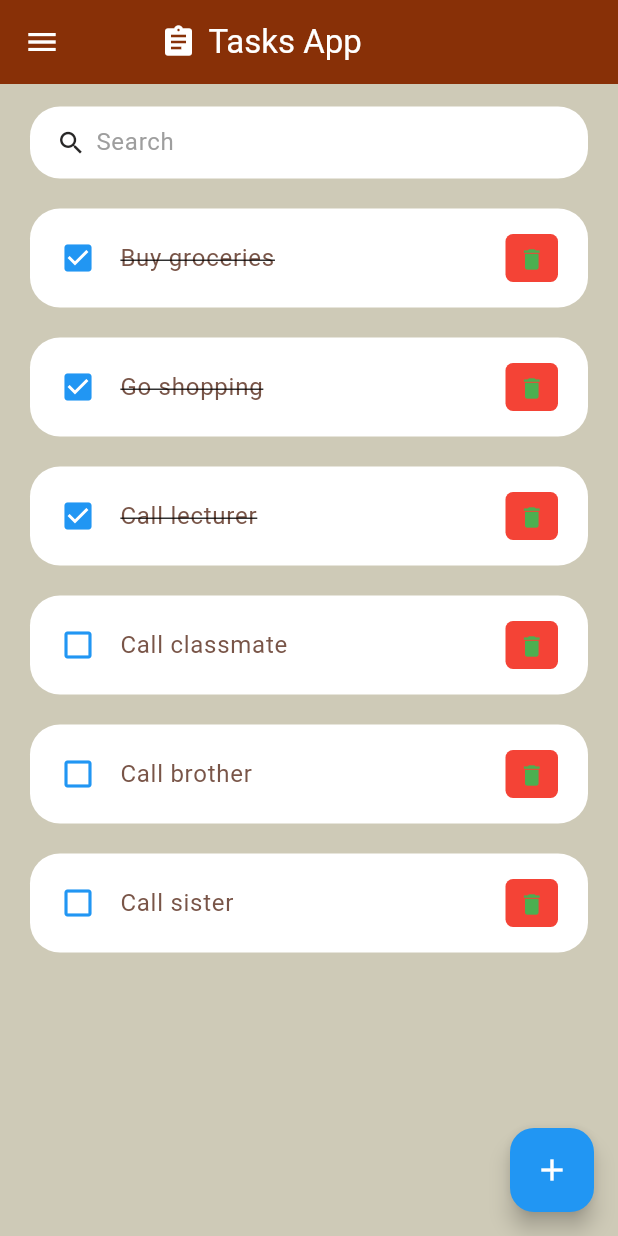
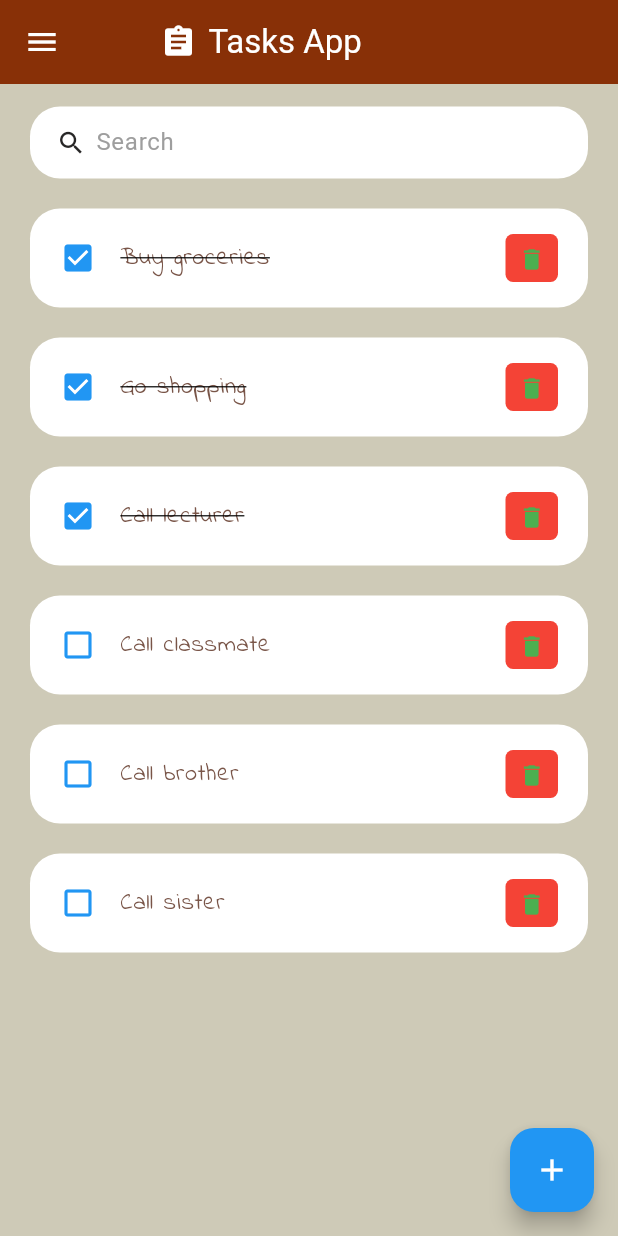
Before and after one commit to Kive21/ToDoList_Project, a Flutter app: the screen it shows after launch, on a phone screen of 412 x 824 dp. Run offline on Flutter 3.47's test engine with Material 3 defaults, Android fonts, the phone set to English and light mode, and no system bars.

Commit message:
Added IndieFlower font

```diff
--- a/lib/widgets/todo_items.dart
+++ b/lib/widgets/todo_items.dart
@@ -36,6 +36,7 @@ class ToDoItem extends StatelessWidget {
         title: Text(
           todo.todoText,  // Display the task text
           style: TextStyle(
+            fontFamily: 'IndieFlower',
             fontSize: 16,
             color: Colors.brown,
             decoration: todo.isDone ? TextDecoration.lineThrough : null,  // Apply strikethrough decoration if task is completed
```
Also changed, not shown: pubspec.yaml (+4 -11 lines), fonts/IndieFlower-Regular.ttf (added).
